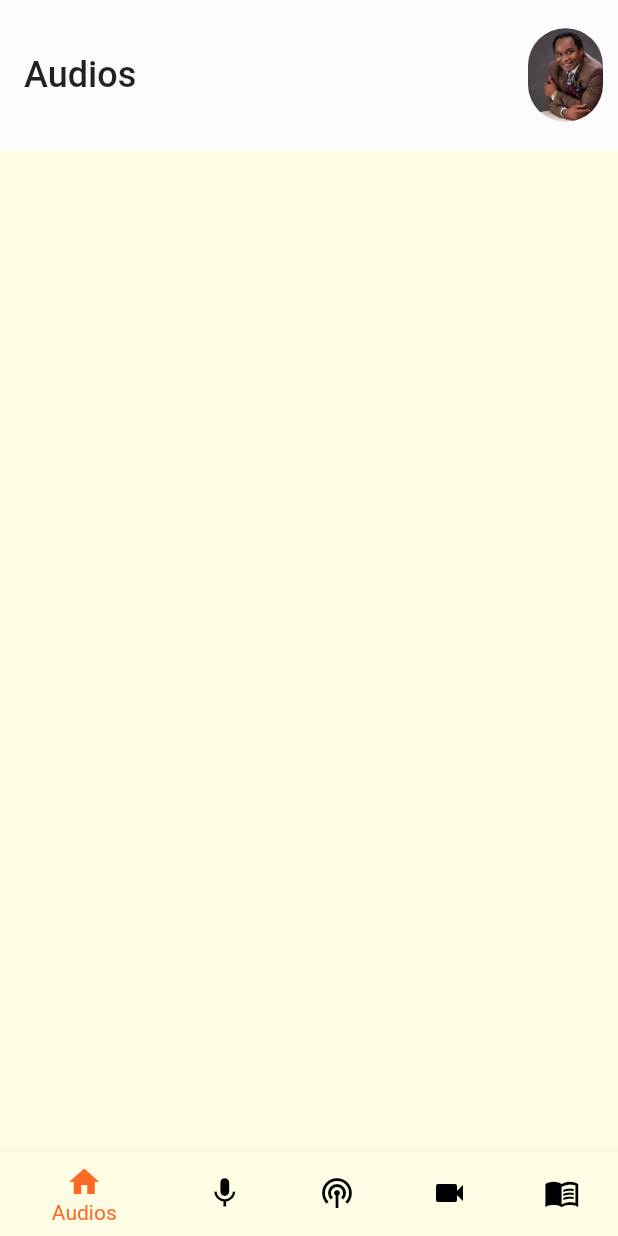
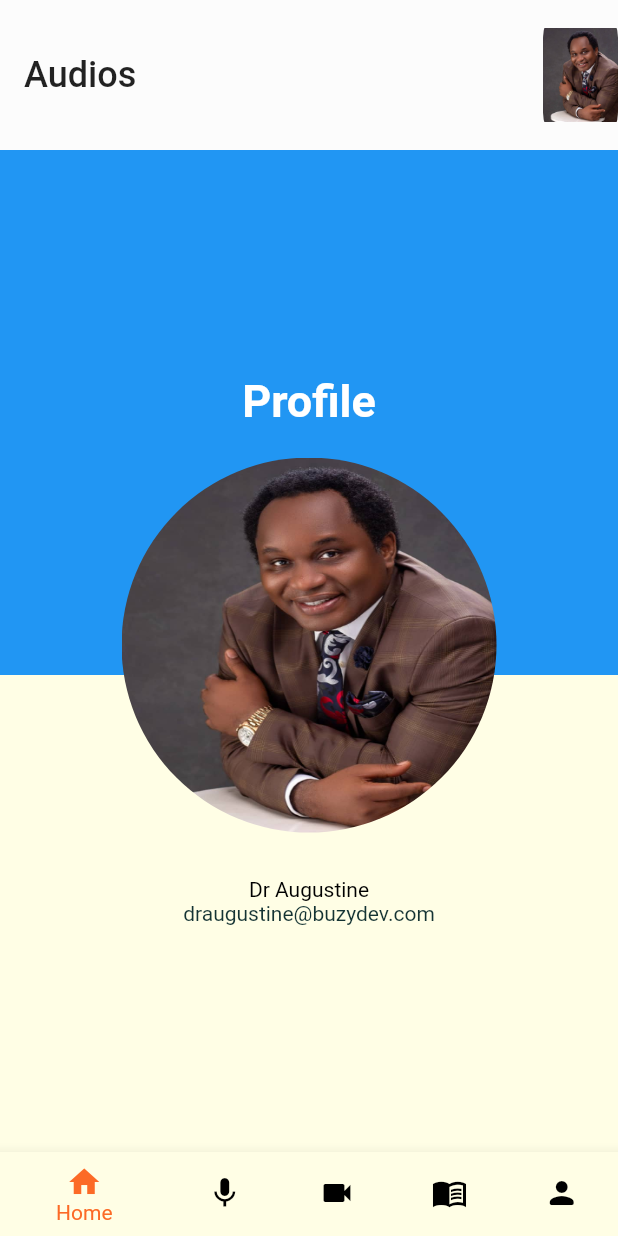
Before and after one commit to Elvis-1/mr_empowerment, a Flutter app: the screen it shows after launch, item 5 of the bottom bar chosen, on a phone screen of 412 x 824 dp. Run offline on Flutter 3.47's test engine with Material 2 defaults, Android fonts, the phone set to English and light mode, and no system bars; our stand-ins replace video_player; Roboto replaces fonts that are missing (RobotoCondenced).

Commit message:
updated the screens

```diff
--- /dev/null
+++ b/lib/data/datasource/dummy_user_data.dart
@@ -0,0 +1,5 @@
+import 'package:mr_empowerment/data/model/user_model.dart';
+
+const user = const  [
+  UserModel('Dr Augustine', 'draugustine@buzydev.com','assets/images/dr.jpg'),
+];
--- a/lib/main.dart
+++ b/lib/main.dart
@@ -3,7 +3,7 @@ import 'package:flutter/material.dart';
 import 'package:mr_empowerment/view/screens/audio_screen/audio_screen.dart';
 import 'package:mr_empowerment/view/screens/home_screen/home_screen.dart';
 import 'package:mr_empowerment/view/screens/tab_screen/tab_screen.dart';
-import 'package:mr_empowerment/view/screens/user_profile_screen.dart';
+import 'package:mr_empowerment/view/screens/user_profile_screen/user_profile_screen.dart';
 
 
 
--- a/lib/view/screens/library.dart
+++ /dev/null
@@ -1,10 +0,0 @@
-import 'package:flutter/material.dart';
-
-class LibraryScreen extends StatelessWidget {
-  const LibraryScreen({Key? key}) : super(key: key);
-
-  @override
-  Widget build(BuildContext context) {
-    return Container();
-  }
-}
--- a/lib/view/screens/tab_screen/tab_screen.dart
+++ b/lib/view/screens/tab_screen/tab_screen.dart
@@ -2,8 +2,9 @@ import 'package:flutter/material.dart';
 import 'package:mr_empowerment/view/screens/audio_list_screens/audio_list_screen.dart';
 import 'package:mr_empowerment/view/screens/audio_screen/audio_screen.dart';
 import 'package:mr_empowerment/view/screens/home_screen/home_screen.dart';
-import 'package:mr_empowerment/view/screens/library.dart';
-import 'package:mr_empowerment/view/screens/podcast_screen.dart';
+ import 'package:mr_empowerment/view/screens/library_screen/library_screen.dart';
+import 'package:mr_empowerment/view/screens/podcast_screen/podcast_screen.dart';
+import 'package:mr_empowerment/view/screens/user_profile_screen/user_profile_screen.dart';
 import 'package:mr_empowerment/view/screens/video_screen/video_list_screen.dart';
 import 'package:mr_empowerment/view/screens/video_screen/video_screen.dart';
 import 'package:mr_empowerment/view/widgets/appbar_widget.dart';
@@ -17,7 +18,8 @@ class TabsScreen extends StatefulWidget {
 
 class _TabsScreenState extends State<TabsScreen> {
   List<Widget> _screens  = [
-   HomeScreen(), AudioListScreen(),PodCastScreen(),VideoListScreen(),LibraryScreen(),
+   HomeScreen(), AudioListScreen(),
+    VideoListScreen(),LibraryScreen(),UserProfileScreen()
   ];
   int _selectIndex = 0;
   void _selectScreen(int index){
@@ -37,17 +39,13 @@ class _TabsScreenState extends State<TabsScreen> {
         items: [
           BottomNavigationBarItem(
             icon: Icon(Icons.home),
-            title: Text('Audios'),
+            title: Text('Home'),
 
           ),
           BottomNavigationBarItem(
             icon: Icon(Icons.mic),
             title: Text('Audios'),
 
-          ),
-          BottomNavigationBarItem(
-              icon: Icon(Icons.podcasts),
-              title: Text('Podcasts')
           ),
 
           BottomNavigationBarItem(
@@ -57,9 +55,13 @@ class _TabsScreenState extends State<TabsScreen> {
           BottomNavigationBarItem(
             icon:Icon(Icons.menu_book_sharp),
             title:Text('Library'),
-          )
+          ),
+    BottomNavigationBarItem(
+    icon:Icon(Icons.person_rounded),
+    title:Text('Library'))
         ],
       ),
+
     );
   }
 }
--- /dev/null
+++ b/lib/view/screens/user_profile_screen/user.dart
@@ -0,0 +1,57 @@
+import 'package:flutter/cupertino.dart';
+import 'package:flutter/material.dart';
+
+class User extends StatelessWidget {
+  // const User({Key? key}) : super(key: key);
+  final String? image;
+  final String? name;
+  final String? email;
+  User(this.image, this.name,this.email);
+  @override
+  Widget build(BuildContext context) {
+    return Column(
+      children: [
+        Stack(
+            children: [
+              Container(
+                width: double.infinity,
+                height: 350,
+                decoration: BoxDecoration(
+                  color: Colors.blue,
+                ),
+              ),
+              Center(
+
+              child: Column(
+                mainAxisAlignment: MainAxisAlignment.spaceAround
+                ,
+                children: [
+                  SizedBox(height: 150,),
+                  Text('Profile', style: TextStyle(
+                      color: Colors.white, fontSize: 30, fontWeight: FontWeight.bold),),
+                  SizedBox(height: 20,),
+                  ClipRRect(
+                         borderRadius: BorderRadius.circular(125.0),
+                         child: Image.asset(
+                           image!,
+                           height: 250.0,
+                           width: 250.0,
+
+                           fit: BoxFit.fill,
+                         ),
+                       ),
+                ],
+              )
+                ),
+
+
+
+            ],
+        ),
+        SizedBox(height: 30,),
+        Text(name!, style: TextStyle(color: Colors.black),),
+        Text(email!),
+      ],
+    );
+  }
+}
--- /dev/null
+++ b/lib/view/screens/user_profile_screen/user_profile_screen.dart
@@ -0,0 +1,21 @@
+import 'package:flutter/material.dart';
+import 'package:mr_empowerment/view/screens/tab_screen/widgets/bottom_navigation.dart';
+import 'package:mr_empowerment/view/screens/user_profile_screen/user.dart';
+import 'package:mr_empowerment/data/datasource/dummy_user_data.dart';
+class UserProfileScreen extends StatelessWidget {
+  static const routeName ='/user-profile-screen';
+  const UserProfileScreen({Key? key}) : super(key: key);
+
+  @override
+  Widget build(BuildContext context) {
+    // final routeArgs = ModalRoute.of(context)!.settings.arguments as Map<String, String>;
+    // final name = routeArgs['name'];
+    // final image = routeArgs['image'];
+    // print(name);
+    return  SingleChildScrollView(
+        child:User(user[0].image,user[0].name,user[0].email,));
+
+
+
+  }
+}
--- a/lib/view/screens/video_screen/video_list_screen.dart
+++ b/lib/view/screens/video_screen/video_list_screen.dart
@@ -1,6 +1,6 @@
 import 'package:flutter/material.dart';
 import 'package:mr_empowerment/view/screens/video_screen/widgets/video_List_item.dart';
-import '../../../../data/datasource//video_dummy_data.dart';
+import '../../../../data/datasource/video_dummy_data.dart';
 class VideoListScreen extends StatelessWidget {
  // const VideoListScreen({Key? key}) : super(key: key);
   @override
```
Also changed, not shown: lib/data/datasource/library_dummy_data.dart (added, +42 -0 lines), lib/data/model/library_model.dart (added, +11 -0 lines), lib/data/model/user_model.dart (added, +10 -0 lines), lib/view/screens/audio_list_screens/widgets/profile_image.dart (+9 -13 lines), lib/view/screens/library_screen/library_screen.dart (added, +32 -0 lines), lib/view/screens/library_screen/widgets/library_book_item.dart (added, +37 -0 lines), lib/view/screens/tab_screen/widgets/bottom_navigation.dart (+18 -11 lines), lib/view/screens/user_profile_screen.dart (deleted, +0 -21 lines), lib/view/screens/podcast_screen/podcast_screen.dart (renamed from lib/view/screens/podcast_screen.dart).
